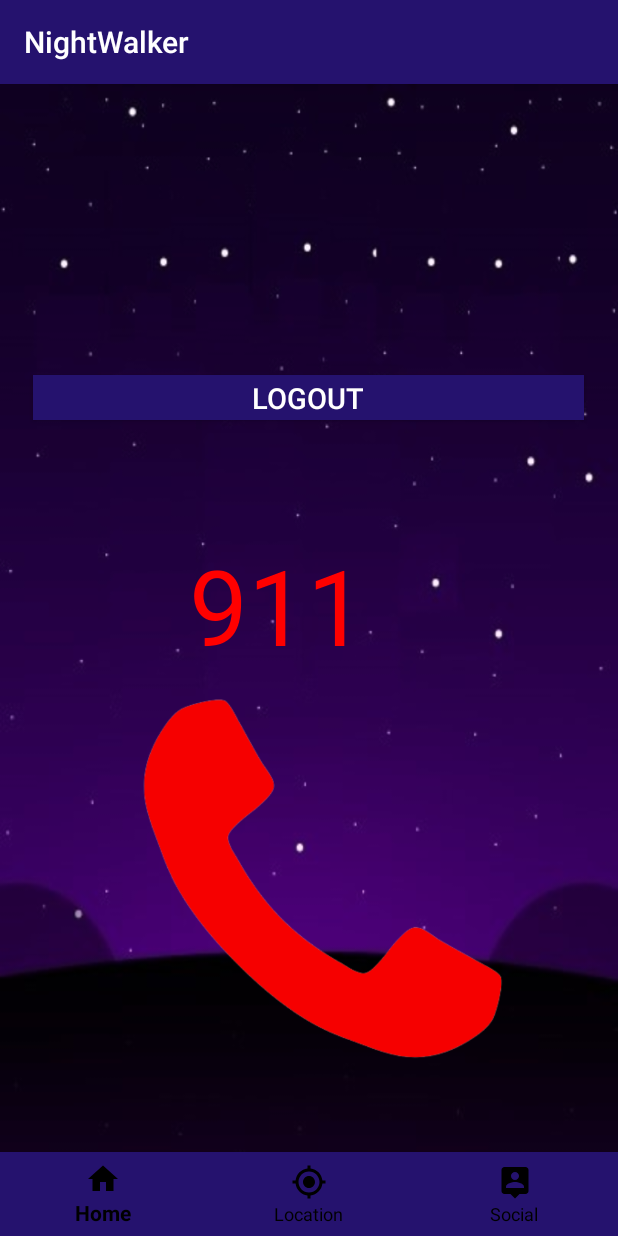
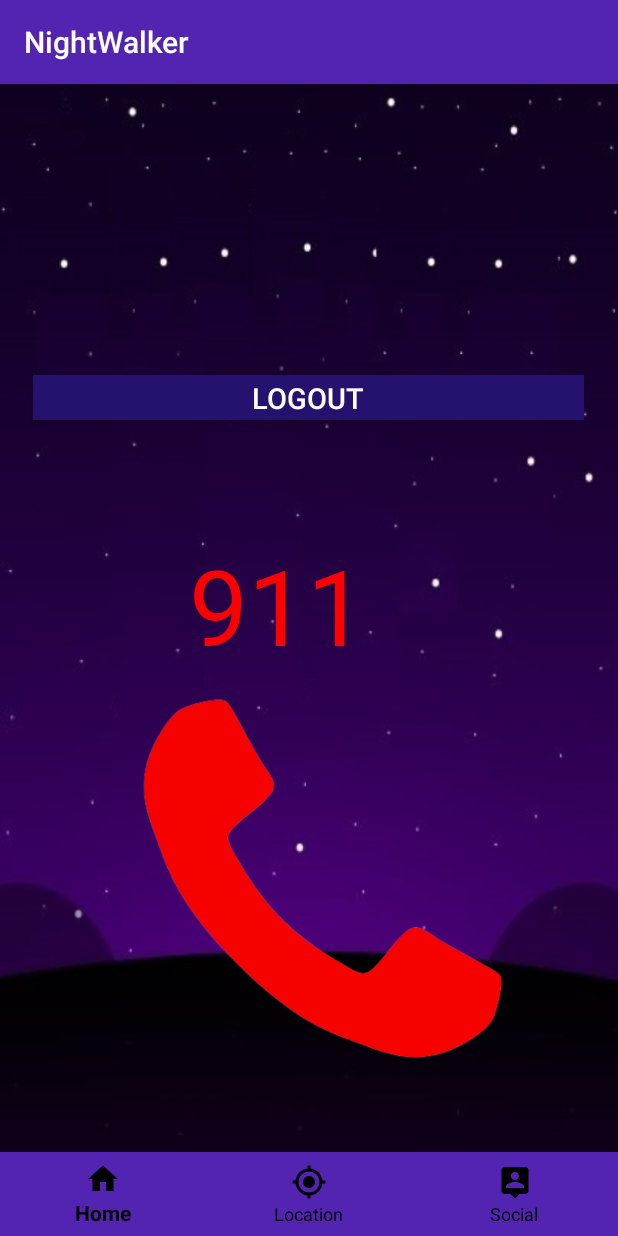
Before and after one commit to ConceptaNjolima/NightWalker, an Android app: the MainActivity screen opened directly, with no data from a screen before it, on a phone screen of 412 x 824 dp. Run offline under Robolectric (Android 15) with nearby library versions, the phone set to English and light mode, and no system bars; libraries missing offline, so code that uses them is left out: com.parse.

Commit message:
Merge branches 'Sama-GPS' and 'master' of https://github.com/The-NightWalkers/NightWalker into Sama-GPS
# Conflicts:
#	app/build.gradle
#	app/src/debug/res/values/google_maps_api.xml
#	app/src/main/AndroidManifest.xml
#	app/src/main/java/com/example/nightwalker/LocationActivity.java
#	app/src/main/java/com/example/nightwalker/MainActivity.java
#	app/src/main/res/layout/activity_maps.xml
#	app/src/main/res/values/strings.xml

```diff
--- a/app/src/main/res/layout/activity_main.xml
+++ b/app/src/main/res/layout/activity_main.xml
@@ -25,7 +25,7 @@
         android:layout_width="match_parent"
         android:layout_height="wrap_content"
         android:layout_alignParentBottom="true"
-        android:background="#25126E"
+        android:background="#5323B1"
         app:menu="@menu/menu_bottom_navigation" />
 
 
--- a/app/src/main/res/layout/activity_maps.xml
+++ b/app/src/main/res/layout/activity_maps.xml
@@ -21,7 +21,7 @@
         android:layout_width="match_parent"
         android:layout_height="wrap_content"
         android:layout_alignParentBottom="true"
-        android:background="#25126E"
+        android:background="#5323B1"
         app:menu="@menu/menu_bottom_navigation" />
 
     <Button
--- a/app/src/main/res/layout/activity_social.xml
+++ b/app/src/main/res/layout/activity_social.xml
@@ -57,6 +57,6 @@
         android:layout_width="match_parent"
         android:layout_height="wrap_content"
         android:layout_alignParentBottom="true"
-        android:background="#25126E"
+        android:background="#5323B1"
         app:menu="@menu/menu_bottom_navigation" />
 </LinearLayout>
--- a/app/src/main/res/values/colors.xml
+++ b/app/src/main/res/values/colors.xml
@@ -1,7 +1,7 @@
 <?xml version="1.0" encoding="utf-8"?>
 <resources>
-    <color name="colorPrimary">#25126e</color>
-    <color name="colorPrimaryDark">#25126e</color>
-    <color name="colorAccent">#25126e</color>
-    <color name="typing">#25126e</color>
+    <color name="colorPrimary">#5323B1</color>
+    <color name="colorPrimaryDark">#5323B1</color>
+    <color name="colorAccent">#5323B1</color>
+    <color name="typing">#5323B1</color>
 </resources>
```
